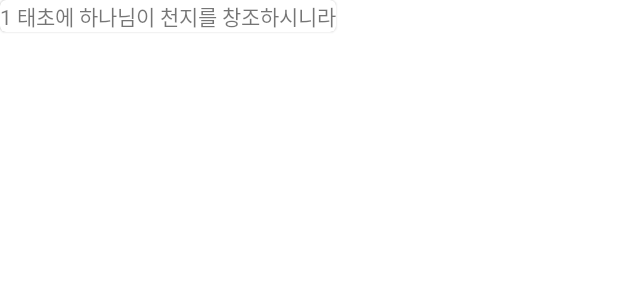
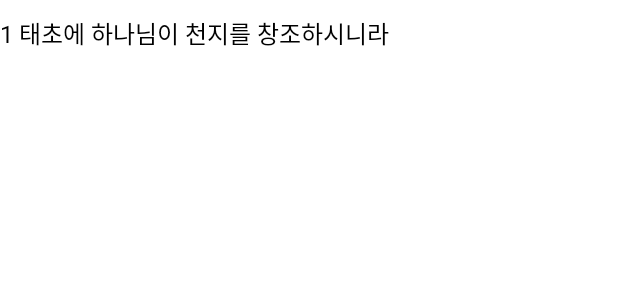
Before and after one commit to Code-for-Christ/EverydayQT, an Android app: the layout mccheyne_single_recyclerview_content.xml on its own in the app's theme, with its tools: preview values and no code run, on a phone screen of 412 x 824 dp. Shown: the top 300 px of the screen. Run offline under Robolectric (Android 15) with nearby library versions, the phone set to English and light mode, and no system bars; network calls fail.

Commit message:
fix: 맥체인 읽기 페이지 UI 수정

```diff
--- a/app/src/main/res/layout/activity_main.xml
+++ b/app/src/main/res/layout/activity_main.xml
@@ -18,7 +18,7 @@
             android:layout_height="match_parent"
             android:background="@color/black"
             android:fitsSystemWindows="true"
-            app:layout_scrollFlags="scroll|exitUntilCollapsed"
+            app:layout_scrollFlags="scroll|enterAlways"
             app:statusBarScrim="@android:color/transparent">
 
             <com.google.android.material.tabs.TabLayout
--- a/app/src/main/res/layout/mccheyne_single_recyclerview_content.xml
+++ b/app/src/main/res/layout/mccheyne_single_recyclerview_content.xml
@@ -1,13 +1,20 @@
 <?xml version="1.0" encoding="utf-8"?>
-<com.google.android.material.card.MaterialCardView xmlns:android="http://schemas.android.com/apk/res/android"
-    android:layout_width="wrap_content"
+<FrameLayout xmlns:android="http://schemas.android.com/apk/res/android"
+    xmlns:app="http://schemas.android.com/apk/res-auto"
     xmlns:tools="http://schemas.android.com/tools"
-    android:layout_height="wrap_content">
+    android:layout_width="match_parent"
+    android:layout_height="wrap_content"
+    android:clickable="true"
+    android:focusable="true"
+    android:foreground="?android:attr/selectableItemBackground"
+    android:paddingVertical="10dp">
 
     <TextView
         android:id="@+id/mccheyne_single_content_textview"
         android:layout_width="wrap_content"
         android:layout_height="wrap_content"
-        tools:text="1 태초에 하나님이 천지를 창조하시니라"/>
+        android:textColor="@color/black"
+        android:textSize="16sp"
+        tools:text="1 태초에 하나님이 천지를 창조하시니라" />
 
-</com.google.android.material.card.MaterialCardView>
+</FrameLayout>
```
Also changed, not shown: app/src/main/res/layout/fragment_mccheyne_single.xml (+8 -2 lines).
